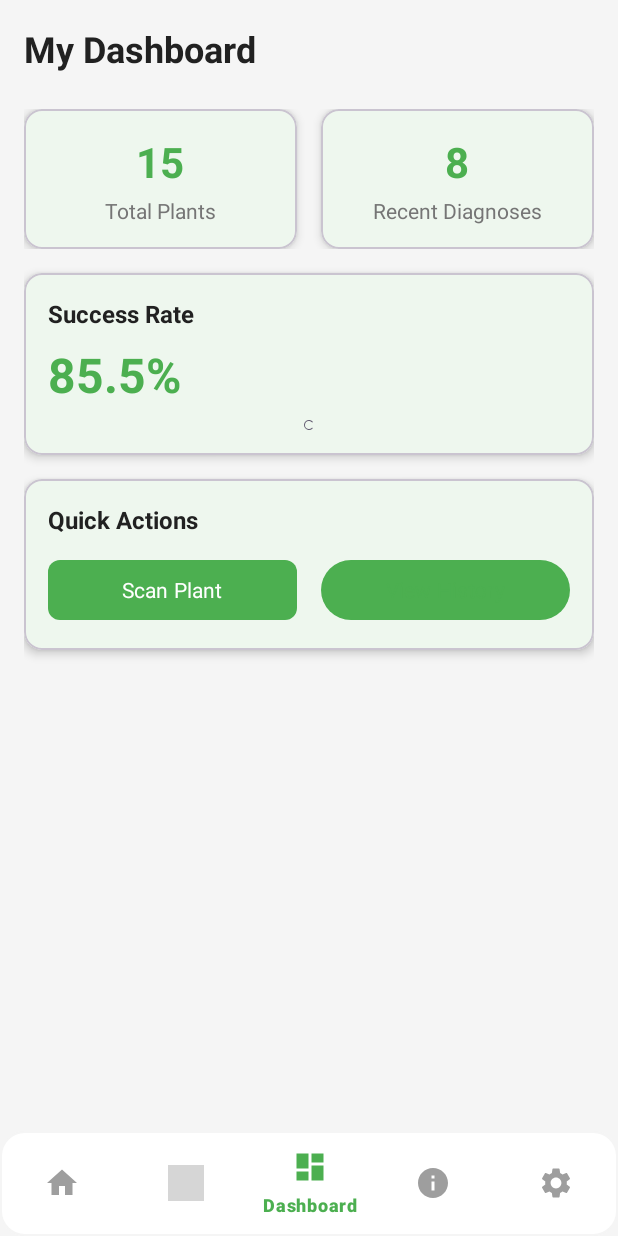
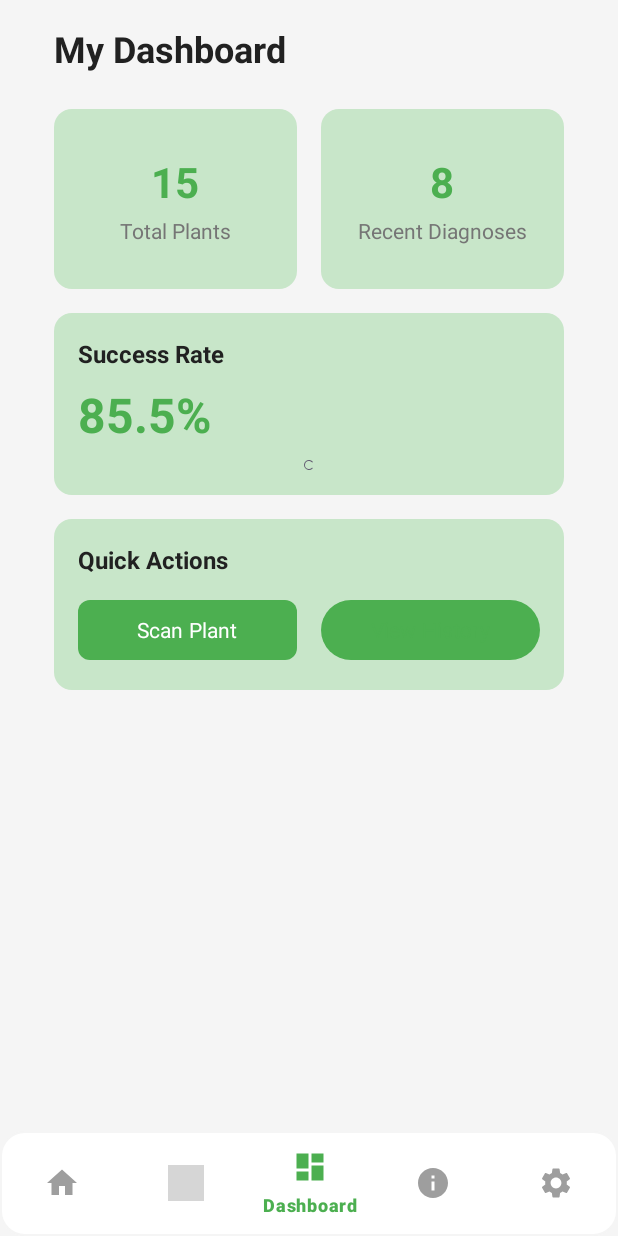
Before and after one commit to TruongAn195/PlantDiagnosis_Kotlin, an Android app: the HomeFragment screen opened directly, with no data from a screen before it, item 3 of the bottom bar chosen, on a phone screen of 412 x 824 dp. Run offline under Robolectric (Android 15) with nearby library versions, the phone set to English and light mode, and no system bars; our stand-ins replace data binding; grey boxes are pictures that could not be loaded.

Commit message:
An - Base

```diff
--- /dev/null
+++ b/app/src/main/res/drawable/bg_rounded_light_green.xml
@@ -0,0 +1,9 @@
+<?xml version="1.0" encoding="utf-8"?>
+<shape xmlns:android="http://schemas.android.com/apk/res/android"
+    android:shape="rectangle">
+
+    <corners android:radius="@dimen/_12dp" />
+
+    <solid android:color="@color/green_light" />
+
+</shape>
--- a/app/src/main/res/layout/activity_camera.xml
+++ b/app/src/main/res/layout/activity_camera.xml
@@ -14,7 +14,7 @@
             android:id="@+id/cameraPreviewView"
             android:layout_width="0dp"
             android:layout_height="0dp"
-            app:scaleType="fitCenter"
+            app:scaleType="fillCenter"
             app:layout_constraintTop_toTopOf="parent"
             app:layout_constraintBottom_toBottomOf="parent"
             app:layout_constraintStart_toStartOf="parent"
--- a/app/src/main/res/layout/fragment_dashboard.xml
+++ b/app/src/main/res/layout/fragment_dashboard.xml
@@ -18,7 +18,9 @@
             android:layout_width="match_parent"
             android:layout_height="wrap_content"
             android:orientation="vertical"
-            android:padding="@dimen/_16dp">
+            android:padding="@dimen/_16dp"
+            android:layout_marginStart="@dimen/_20dp"
+            android:layout_marginEnd="@dimen/_20dp">
 
             <TextView
                 android:layout_width="match_parent"
@@ -35,20 +37,15 @@
                 android:orientation="horizontal"
                 android:layout_marginBottom="@dimen/_16dp">
 
-                <com.google.android.material.card.MaterialCardView
+                <LinearLayout
                     android:layout_width="0dp"
-                    android:layout_height="wrap_content"
+                    android:layout_height="@dimen/_120dp"
                     android:layout_weight="1"
                     android:layout_marginEnd="@dimen/_8dp"
-                    app:cardCornerRadius="@dimen/_12dp"
-                    app:cardElevation="@dimen/_4dp">
-
-                    <LinearLayout
-                        android:layout_width="match_parent"
-                        android:layout_height="wrap_content"
                     android:orientation="vertical"
                     android:padding="@dimen/_16dp"
-                        android:gravity="center">
+                    android:gravity="center"
+                    android:background="@drawable/bg_rounded_light_green">
 
                     <TextView
                         android:layout_width="wrap_content"
@@ -68,22 +65,15 @@
 
                 </LinearLayout>
 
-                </com.google.android.material.card.MaterialCardView>
-
-                <com.google.android.material.card.MaterialCardView
+                <LinearLayout
                     android:layout_width="0dp"
-                    android:layout_height="wrap_content"
+                    android:layout_height="@dimen/_120dp"
                     android:layout_weight="1"
                     android:layout_marginStart="@dimen/_8dp"
-                    app:cardCornerRadius="@dimen/_12dp"
-                    app:cardElevation="@dimen/_4dp">
-
-                    <LinearLayout
-                        android:layout_width="match_parent"
-                        android:layout_height="wrap_content"
                     android:orientation="vertical"
                     android:padding="@dimen/_16dp"
-                        android:gravity="center">
+                    android:gravity="center"
+                    android:background="@drawable/bg_rounded_light_green">
 
                     <TextView
                         android:layout_width="wrap_content"
@@ -103,22 +93,15 @@
 
                 </LinearLayout>
 
-                </com.google.android.material.card.MaterialCardView>
-
             </LinearLayout>
-
-            <com.google.android.material.card.MaterialCardView
-                android:layout_width="match_parent"
-                android:layout_height="wrap_content"
-                app:cardCornerRadius="@dimen/_12dp"
-                app:cardElevation="@dimen/_4dp"
-                android:layout_marginBottom="@dimen/_16dp">
 
             <LinearLayout
                 android:layout_width="match_parent"
                 android:layout_height="wrap_content"
                 android:orientation="vertical"
-                    android:padding="@dimen/_16dp">
+                android:padding="@dimen/_16dp"
+                android:layout_marginBottom="@dimen/_16dp"
+                android:background="@drawable/bg_rounded_light_green">
 
                 <TextView
                     android:layout_width="wrap_content"
@@ -147,19 +130,12 @@
 
             </LinearLayout>
 
-            </com.google.android.material.card.MaterialCardView>
-
-            <com.google.android.material.card.MaterialCardView
-                android:layout_width="match_parent"
-                android:layout_height="wrap_content"
-                app:cardCornerRadius="@dimen/_12dp"
-                app:cardElevation="@dimen/_4dp">
-
             <LinearLayout
                 android:layout_width="match_parent"
                 android:layout_height="wrap_content"
                 android:orientation="vertical"
-                    android:padding="@dimen/_16dp">
+                android:padding="@dimen/_16dp"
+                android:background="@drawable/bg_rounded_light_green">
 
                 <TextView
                     android:layout_width="wrap_content"
@@ -199,8 +175,6 @@
 
             </LinearLayout>
 
-            </com.google.android.material.card.MaterialCardView>
-
         </LinearLayout>
 
     </androidx.core.widget.NestedScrollView>
--- a/app/src/main/res/values/dimens.xml
+++ b/app/src/main/res/values/dimens.xml
@@ -109,4 +109,5 @@
 
     <!-- Additional dimensions -->
     <dimen name="_24dp">24dp</dimen>
+    <dimen name="_150dp">150dp</dimen>
 </resources>
```
Also changed, not shown: app/src/main/res/drawable/bg_rounded_border_green.xml (added, +13 -0 lines), app/src/main/res/layout/fragment_explore.xml (+12 -31 lines), app/src/main/res/layout/fragment_home.xml (+29 -58 lines), app/src/main/res/layout/fragment_settings.xml (+17 -36 lines), app/src/main/res/layout/item_language.xml (+3 -12 lines), app/src/main/res/layout/item_plant.xml (+5 -11 lines). Lines whose indentation alone changed are shown as unchanged.
